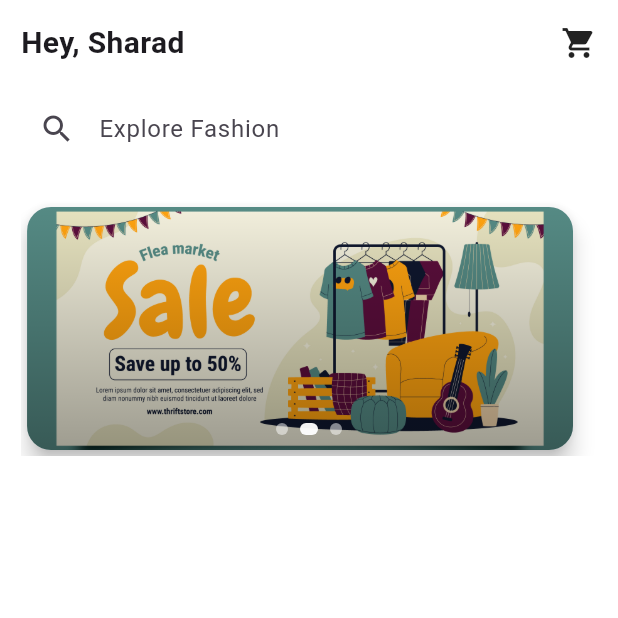
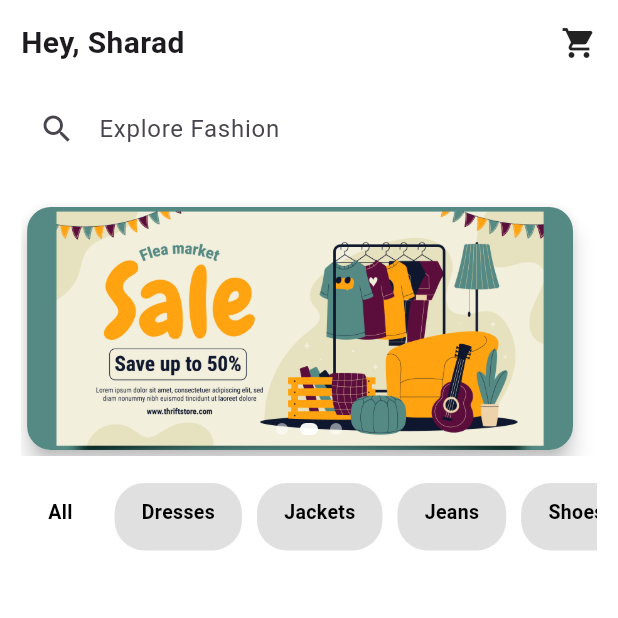
Before and after one commit to sharadK24/ecommerce, a Flutter app: the screen it shows after launch, on a phone screen of 412 x 824 dp, the top half of it. Run offline on Flutter 3.47's test engine with Material 3 defaults, Android fonts, the phone set to English and light mode, and no system bars.

Commit message:
git commit -m "Initial commit from flutterdemoo project"

```diff
--- a/lib/screens/home_screen.dart
+++ b/lib/screens/home_screen.dart
@@ -23,15 +23,10 @@ class _HomeScreenState extends State<HomeScreen> {
   void initState() {
     super.initState();
 
-    // 🔁 Auto slide every 2 seconds
     _timer = Timer.periodic(const Duration(seconds: 5), (timer) {
       if (!mounted) return;
 
-      if (_currentPage < images.length - 1) {
-        _currentPage++;
-      } else {
-        _currentPage = 0;
-      }
+      _currentPage = (_currentPage + 1) % images.length;
 
       _pageController.animateToPage(
         _currentPage,
@@ -48,6 +43,17 @@ class _HomeScreenState extends State<HomeScreen> {
     super.dispose();
   }
 
+  int selectedCategory = 0;
+
+  final List<String> categories = [
+    "All",
+    "Dresses",
+    "Jackets",
+    "Jeans",
+    "Shoes",
+    "T-Shirts",
+  ];
+
   @override
   Widget build(BuildContext context) {
     return Scaffold(
@@ -58,7 +64,6 @@ class _HomeScreenState extends State<HomeScreen> {
           child: Column(
             crossAxisAlignment: CrossAxisAlignment.start,
             children: [
-              // Top row
               Row(
                 mainAxisAlignment: MainAxisAlignment.spaceBetween,
                 children: const [
@@ -69,10 +74,7 @@ class _HomeScreenState extends State<HomeScreen> {
                   Icon(Icons.shopping_cart),
                 ],
               ),
-
               const SizedBox(height: 15),
-
-              // Search field
               TextField(
                 decoration: InputDecoration(
                   hintText: "Explore Fashion",
@@ -85,10 +87,7 @@ class _HomeScreenState extends State<HomeScreen> {
                   ),
                 ),
               ),
-
               const SizedBox(height: 20),
-
-              // Slider with dots INSIDE
               SizedBox(
                 height: 170,
                 child: Stack(
@@ -106,8 +105,6 @@ class _HomeScreenState extends State<HomeScreen> {
                         return sliderItem(context, images[index]);
                       },
                     ),
-
-                    // Dots overlay on card (inside slider area)
                     Positioned(
                       bottom: 14,
                       child: Row(
@@ -131,6 +128,48 @@ class _HomeScreenState extends State<HomeScreen> {
                   ],
                 ),
               ),
+              const SizedBox(height: 18),
+              SizedBox(
+                height: 45,
+                child: ListView.builder(
+                  scrollDirection: Axis.horizontal,
+                  itemCount: categories.length,
+                  itemBuilder: (context, index) {
+                    final bool isSelected = selectedCategory == index;
+                    return GestureDetector(
+                      onTap: () {
+                        setState(() {
+                          selectedCategory = index;
+                        });
+                      },
+                      child: Padding(
+                        padding: const EdgeInsets.only(right: 10),
+                        child: Container(
+                          padding: const EdgeInsets.symmetric(
+                            horizontal: 18,
+                            vertical: 10,
+                          ),
+                          decoration: BoxDecoration(
+                            color: isSelected
+                                ? Colors.white
+                                : Colors.grey.shade300,
+                            borderRadius: BorderRadius.circular(20),
+                          ),
+                          child: Text(
+                            categories[index],
+                            style: TextStyle(
+                              color:
+                                  isSelected ? Colors.black : Colors.black,
+                              fontWeight: FontWeight.w600,
+                              fontSize: 13,
+                            ),
+                          ),
+                        ),
+                      ),
+                    );
+                  },
+                ),
+              ),
             ],
           ),
         ),
@@ -147,27 +186,9 @@ class _HomeScreenState extends State<HomeScreen> {
         ),
         child: ClipRRect(
           borderRadius: BorderRadius.circular(16),
-          child: Stack(
-            fit: StackFit.expand,
-            children: [
-              Image.asset(
-                imagePath,
-                fit: BoxFit.cover,
-              ),
-              // Optional gradient to make dots/text clearly visible
-              Container(
-                decoration: BoxDecoration(
-                  gradient: LinearGradient(
-                    begin: Alignment.topCenter,
-                    end: Alignment.bottomCenter,
-                    colors: [
-                      Colors.transparent,
-                      Colors.transparent.withOpacity(0.35),
-                    ],
-                  ),
-                ),
-              ),
-            ],
+          child: Image.asset(
+            imagePath,
+            fit: BoxFit.cover,
           ),
         ),
       ),
```
